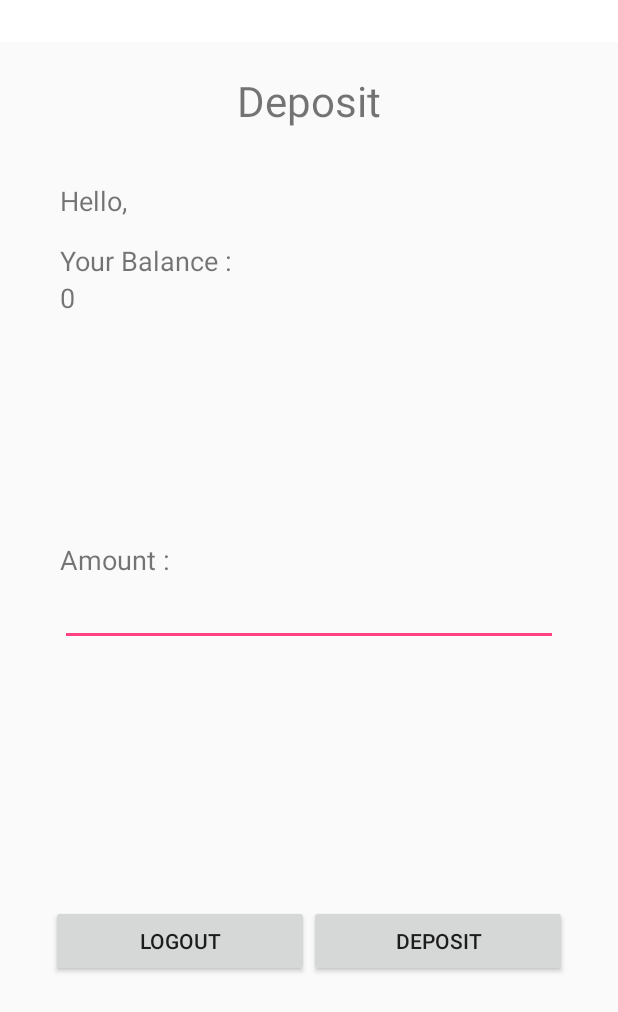
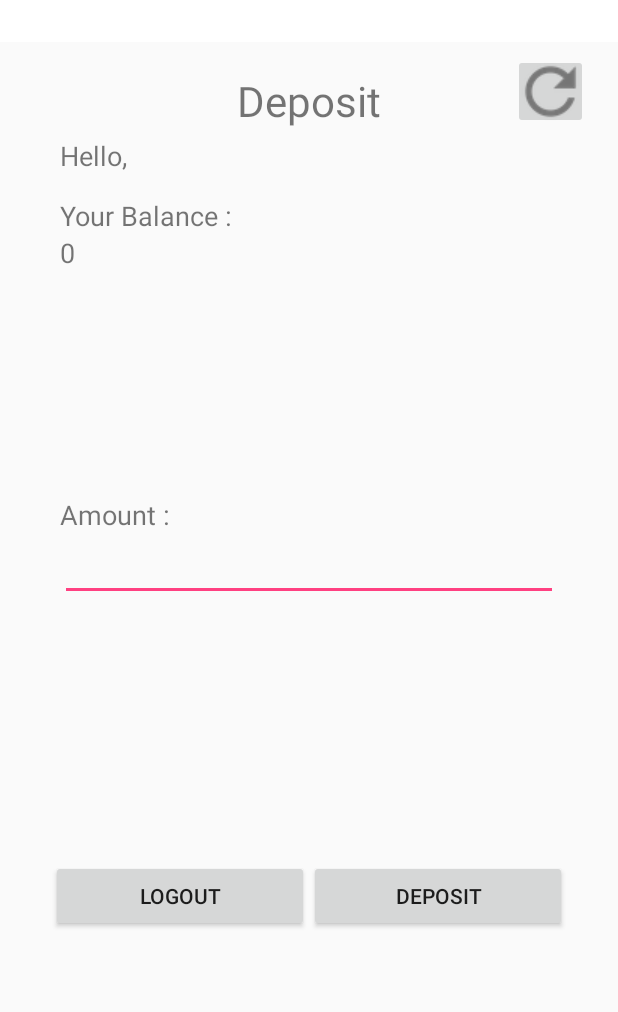
Before and after one commit to BrianShen98/AutoToll, an Android app: the layout activity_deposit_screen.xml on its own in the app's theme, with its tools: preview values and no code run, on a phone screen of 412 x 824 dp. Shown: the top 1012 px of the screen. Run offline under Robolectric (Android 15) with nearby library versions, the phone set to English and light mode, and no system bars; network calls fail.

Commit message:
Add refresh functionality with backend

```diff
--- a/app/src/main/res/layout/activity_deposit_screen.xml
+++ b/app/src/main/res/layout/activity_deposit_screen.xml
@@ -31,11 +31,22 @@
         app:layout_constraintTop_toTopOf="parent"
         tools:layout_editor_absoluteX="143dp" />
 
+    <ImageButton
+        android:id="@+id/refresh_button"
+        android:layout_width="50dp"
+        android:layout_height="50dp"
+        android:layout_gravity="right"
+        android:layout_marginBottom="-30dp"
+        android:layout_marginRight="20dp"
+        android:layout_marginTop="-50dp"
+        app:srcCompat="@drawable/refresh_icon" />
+
     <TextView
         android:id="@+id/text_log_username"
         android:layout_width="wrap_content"
         android:layout_height="wrap_content"
         android:layout_marginStart="40dp"
+        android:layout_marginLeft="40dp"
         android:layout_marginTop="35dp"
         android:text="Hello,"
         android:textSize="18sp"
```
Also changed, not shown: app/src/main/java/com/example/csm117/autotoll/AccountInfoScreen.java (+43 -4 lines), app/src/main/res/drawable/refresh_icon.png (added).
